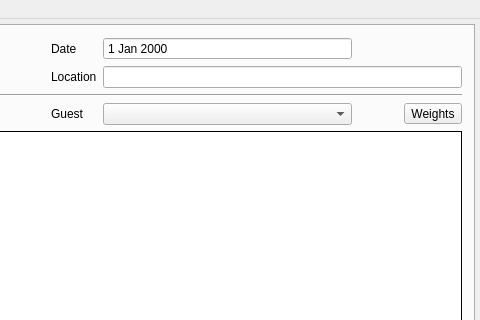
Before: the Qt Designer form TeamTournament/mainwindow.ui in fmuecke/Ipponboard, drawn with Qt 5; both pictures show x 330 to 810 and y 0 to 320 of the 810 by 680 pixel window.
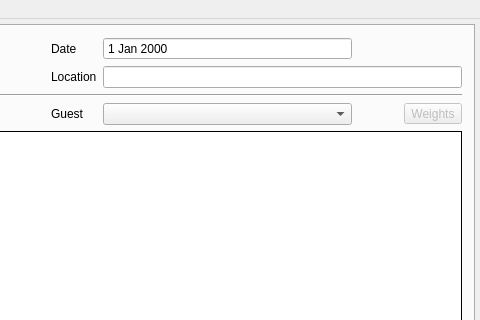
After: the same form once the commit is applied. The open tabs and pages were chosen to show the change. Icons and pictures are not drawn.

What changed in the file:
```diff
--- a/TeamTournament/mainwindow.ui
+++ b/TeamTournament/mainwindow.ui
@@ -15,7 +15,7 @@
    </rect>
   </property>
   <property name="sizePolicy">
-   <sizepolicy hsizetype="Fixed" vsizetype="Fixed">
+   <sizepolicy hsizetype="Preferred" vsizetype="Preferred">
     <horstretch>0</horstretch>
     <verstretch>0</verstretch>
    </sizepolicy>
@@ -28,8 +28,8 @@
   </property>
   <property name="maximumSize">
    <size>
-    <width>810</width>
-    <height>680</height>
+    <width>16777215</width>
+    <height>16777215</height>
    </size>
   </property>
   <property name="windowTitle">
@@ -254,6 +254,9 @@
           </item>
           <item row="3" column="6">
            <widget class="QToolButton" name="toolButton_weights">
+            <property name="enabled">
+             <bool>false</bool>
+            </property>
             <property name="text">
              <string>Weights</string>
             </property>
```
Left out of the diff: 23 changed lines with no effect on the pictures.
